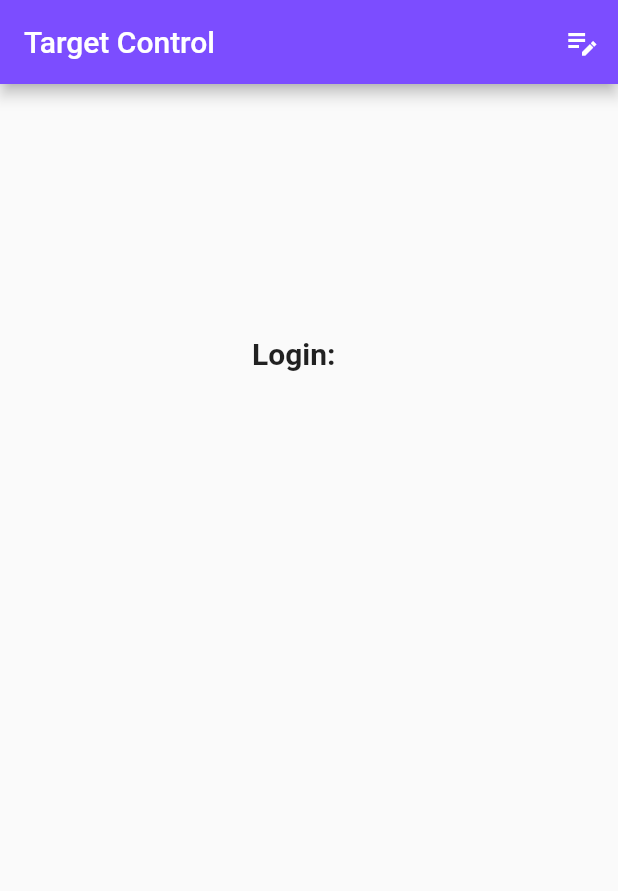
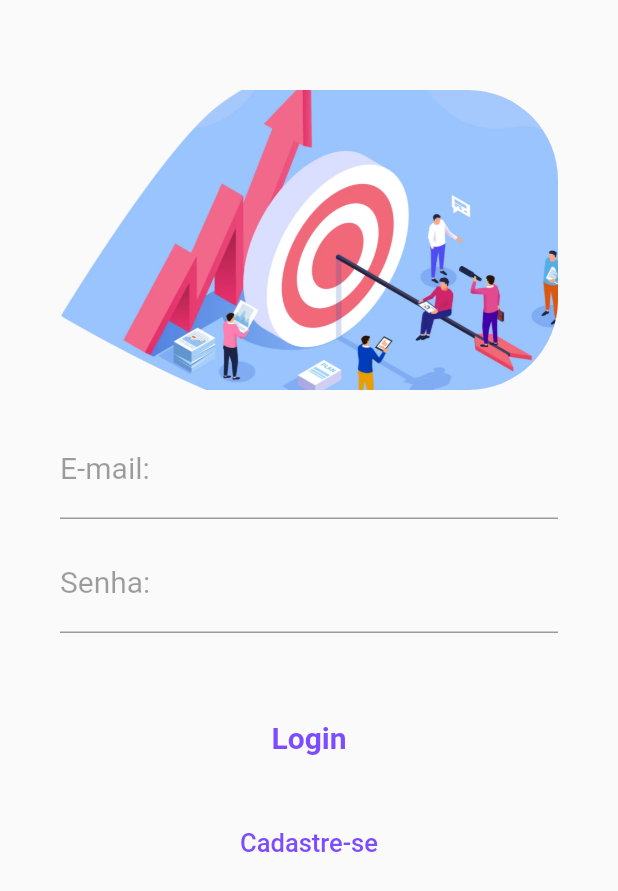
Before and after one commit to Mthws167/TargetControl, a Flutter app: the screen it shows after launch, on a phone screen of 412 x 824 dp. Shown: the top 891 px of the screen. Run offline on Flutter 3.47's test engine with Material 2 defaults, Android fonts, the phone set to English and light mode, and no system bars.

Commit message:
Remoção da tela de carregamento e feita estilização do Login

```diff
--- a/lib/screens/screen-login/login.dart
+++ b/lib/screens/screen-login/login.dart
@@ -2,6 +2,8 @@ import 'package:countpeople/screens/screen-signup/signup.dart';
 import 'package:flutter/material.dart';
 
 class Login extends StatefulWidget {
+  const Login({Key? key}) : super(key: key);
+
   @override
   _LoginState createState() => _LoginState();
 }
@@ -10,33 +12,112 @@ class _LoginState extends State<Login> {
   @override
   Widget build(BuildContext context) {
     return Scaffold(
-      appBar: AppBar(
-        title: const Text('Target Control'),
-        automaticallyImplyLeading: false,
-        backgroundColor: Colors.deepPurpleAccent,
-        actions: [
-          IconButton(
-              icon: const Icon(Icons.edit_note_sharp),
-              onPressed: () =>   Navigator.of(context).push(
-                  MaterialPageRoute(builder: (context) => SignUp())
-              )
-          )
-        ],
-      ),
       body: Container(
-        margin: EdgeInsets.all(168),
-        child: Form(
-          child: Column(mainAxisAlignment: MainAxisAlignment.start,
-            crossAxisAlignment: CrossAxisAlignment.stretch,
-            children :const <Widget>[
-              Text('Login:',
-                style: TextStyle(
-                  fontSize: 20.0,
-                  fontWeight: FontWeight.bold,
+        padding: const EdgeInsets.only(top: 60, left: 40, right: 40),
+        child: ListView(
+          children: <Widget>[
+            SizedBox(
+              child: ClipRRect(
+                borderRadius: BorderRadius.circular(60),
+                child: Image.asset("assets/images/background.jpg",
+                  fit: BoxFit.cover,
+                  width: 50,
+                  height: 200,)
+              ),
+            ),
+            const SizedBox(
+              height: 20,
+            ),
+            TextFormField(
+              // autofocus: true,
+              keyboardType: TextInputType.emailAddress,
+              decoration: const InputDecoration(
+                labelText: "E-mail:",
+                labelStyle: TextStyle(
+                  color: Colors.black38,
+                  fontWeight: FontWeight.w400,
+                  fontSize: 20,
                 ),
               ),
-            ],
-          ),
+              style: const TextStyle(fontSize: 20),
+            ),
+            const SizedBox(
+              height: 10,
+            ),
+            TextFormField(
+              // autofocus: true,
+              keyboardType: TextInputType.text,
+              obscureText: true,
+              decoration: const InputDecoration(
+                labelText: "Senha:",
+                labelStyle: TextStyle(
+                  color: Colors.black38,
+                  fontWeight: FontWeight.w400,
+                  fontSize: 20,
+                ),
+              ),
+              style: const TextStyle(fontSize: 20),
+            ),
+            const SizedBox(
+              height: 40,
+            ),
+            Container(
+              height: 60,
+              child: SizedBox.expand(
+                child: FlatButton(
+                  child: Row(
+                    mainAxisAlignment: MainAxisAlignment.center,
+                    children: const <Widget>[
+                      Text(
+                        "Login",
+                        style: TextStyle(
+                          fontWeight: FontWeight.bold,
+                          color: Colors.deepPurpleAccent,
+                          fontSize: 20,
+                        ),
+                        textAlign: TextAlign.center,
+                      ),
+                    ],
+                  ),
+                  onPressed: () {
+                    Navigator.push(
+                      context,
+                      MaterialPageRoute(
+                        builder: (context) => Login(),
+                      ),
+                    );
+                  },
+                ),
+              ),
+            ),
+            const SizedBox(
+              height: 10,
+            ),
+            const SizedBox(
+              height: 10,
+            ),
+            SizedBox(
+              height: 40,
+              child: FlatButton(
+                child: const Text(
+                  "Cadastre-se",
+                  textAlign: TextAlign.center,
+                  style: TextStyle(
+                    color: Colors.deepPurpleAccent,
+                    fontSize: 17,
+                  ),
+                ),
+                onPressed: () {
+                  Navigator.push(
+                    context,
+                    MaterialPageRoute(
+                      builder: (context) => SignUp(),
+                    ),
+                  );
+                },
+              ),
+            ),
+          ],
         ),
       ),
     );
```
Also changed, not shown: lib/main.dart (+5 -5 lines), lib/screens/screen-inittial-loading/initial-loading.dart (deleted, +0 -54 lines).
